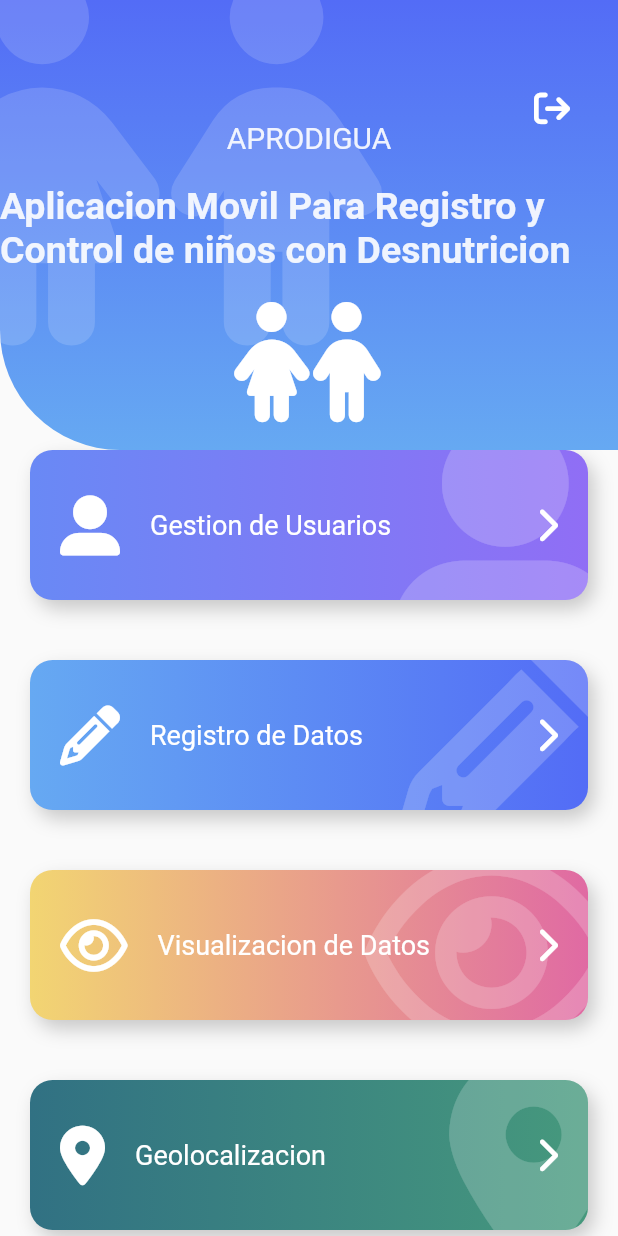
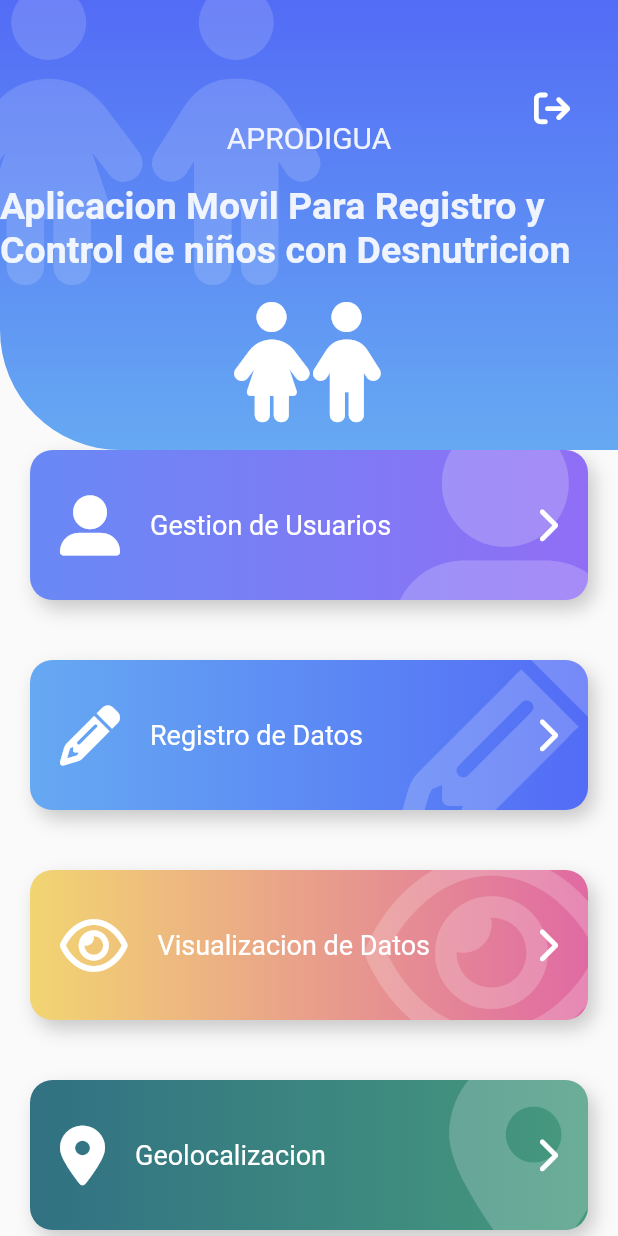
Before and after one commit to pedrohernandez2707/NutriApp_PG, a Flutter app: the screen it shows after launch, on a phone screen of 412 x 824 dp. Run offline on Flutter 3.47's test engine with Material 2 defaults, Android fonts, the light colour scheme and no system bars; our stand-ins replace animate_do, flutter_secure_storage, font_awesome_flutter, geolocator, google_maps_flutter, permission_handler and 1 more; accounts and stored records are empty; network calls fail.

Commit message:
Retoques Finales icono

```diff
--- a/lib/widgets/headers.dart
+++ b/lib/widgets/headers.dart
@@ -315,9 +315,9 @@ class IconHeader extends StatelessWidget {
         ),
 
         Positioned(
-          top: -20,
-          left: -50,
-          child: FaIcon( icon, size: 250, color: Colors.white.withOpacity(0.15) )
+          top: -10,
+          left: -30,
+          child: FaIcon( icon, size: 200, color: Colors.white.withOpacity(0.15) )
         ),
 
         Column(
```
Also changed, not shown: 21 other files.
